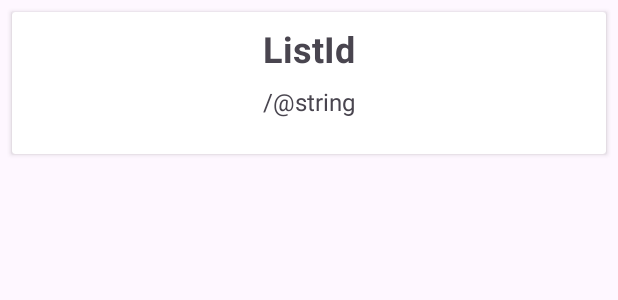
After one commit to tobi-deruiter/KotlinCodingExercise, an Android app: the layout list_id_card_view.xml on its own in the app's theme, with its tools: preview values and no code run, on a phone screen of 412 x 824 dp. The commit adds this screen. Shown: the top 300 px of the screen. Run offline under Robolectric (Android 15) with nearby library versions, the phone set to English and light mode, and no system bars.

Commit message:
added main views

```diff
--- /dev/null
+++ b/app/src/main/res/layout/list_id_card_view.xml
@@ -0,0 +1,52 @@
+<?xml version="1.0" encoding="utf-8"?>
+<androidx.constraintlayout.widget.ConstraintLayout xmlns:android="http://schemas.android.com/apk/res/android"
+    xmlns:app="http://schemas.android.com/apk/res-auto"
+    xmlns:tools="http://schemas.android.com/tools"
+    android:layout_width="match_parent"
+    android:layout_height="wrap_content">
+
+    <androidx.cardview.widget.CardView
+        android:layout_width="0dp"
+        android:layout_height="wrap_content"
+        android:layout_margin="8dp"
+        app:layout_constraintBottom_toBottomOf="parent"
+        app:layout_constraintEnd_toEndOf="parent"
+        app:layout_constraintStart_toStartOf="parent"
+        app:layout_constraintTop_toTopOf="parent">
+
+        <androidx.constraintlayout.widget.ConstraintLayout
+            android:layout_width="match_parent"
+            android:layout_height="match_parent"
+            android:padding="8dp">
+
+            <TextView
+                android:id="@+id/card_listid"
+                android:layout_width="wrap_content"
+                android:layout_height="wrap_content"
+                android:layout_marginTop="8dp"
+                android:layout_marginBottom="16dp"
+                android:text="/@string"
+                android:textSize="16sp"
+                app:layout_constraintBottom_toBottomOf="parent"
+                app:layout_constraintEnd_toEndOf="parent"
+                app:layout_constraintHorizontal_bias="0.5"
+                app:layout_constraintStart_toStartOf="parent"
+                app:layout_constraintTop_toBottomOf="@+id/card_title"
+                app:layout_constraintVertical_bias="1.0" />
+
+            <TextView
+                android:id="@+id/card_title"
+                android:layout_width="wrap_content"
+                android:layout_height="wrap_content"
+                android:text="ListId"
+                android:textSize="24sp"
+                android:textStyle="bold"
+                app:layout_constraintBottom_toBottomOf="parent"
+                app:layout_constraintEnd_toEndOf="parent"
+                app:layout_constraintStart_toStartOf="parent"
+                app:layout_constraintTop_toTopOf="parent"
+                app:layout_constraintVertical_bias="0.0" />
+
+        </androidx.constraintlayout.widget.ConstraintLayout>
+    </androidx.cardview.widget.CardView>
+</androidx.constraintlayout.widget.ConstraintLayout>
```
Also changed, not shown: app/src/main/res/layout/activity_main.xml (+35 -16 lines).
